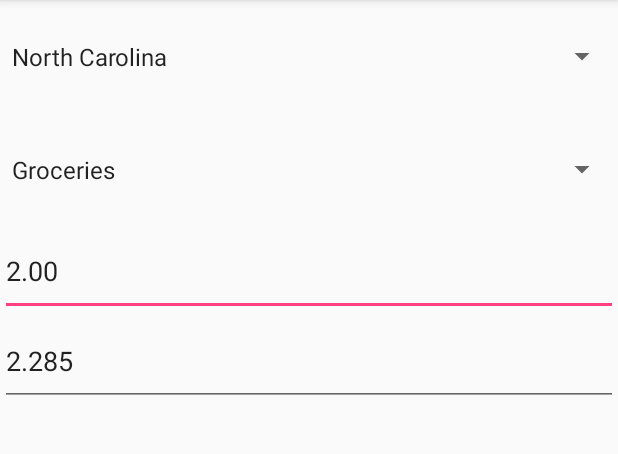
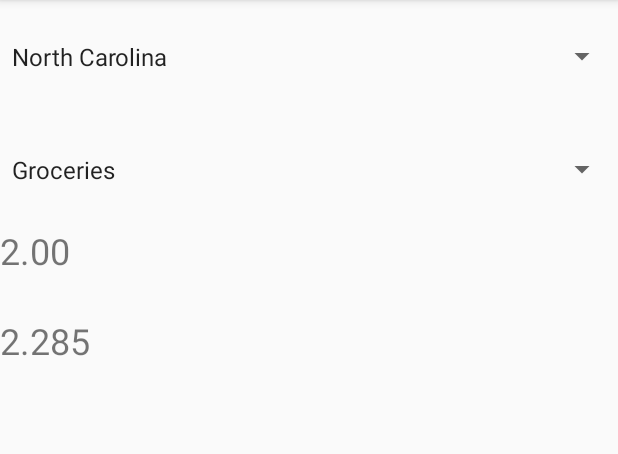
Before and after one commit to IIS-ZPI/ZPI_2018_Dzienni_TEAM_SHADERS, an Android app: the screen it shows after launch (MainActivity), on a phone screen of 412 x 824 dp, the part 84-538 px from its top. Run offline under Robolectric (Android 15) with nearby library versions, the phone set to English and light mode, and no system bars.

Commit message:
Bugs fixed

```diff
--- a/app/src/main/java/com/example/gucio/salestaxapp/MainActivity.java
+++ b/app/src/main/java/com/example/gucio/salestaxapp/MainActivity.java
@@ -1,4 +1,5 @@
 package com.example.gucio.salestaxapp;
+
 import android.support.v7.app.AppCompatActivity;
 import android.os.Bundle;
 import android.view.View;
@@ -20,20 +21,20 @@ import java.util.List;
 
 public class MainActivity extends AppCompatActivity implements AdapterView.OnItemSelectedListener {
 
-    private TextView taxValue,productCategory;
+    private TextView taxValue, productCategory;
     private ExpandableListView state;
     private EditText income;
     SpinnerAdapter spinnerAdapter;
     Spinner expListView;
-    String choosenState = "North Carolina";
+    String choosenState;
+    String category = "";
     List<String> listDataHeader;
     HashMap<String, List<String>> listDataChild;
     TaxCalculation taxCalculation = new TaxCalculation();
     private States states = new States();
     ProducktCategory productCat = new ProducktCategory();
 
-    private void setupApp()
-    {
+    private void setupApp() {
         taxValue = findViewById(R.id.TaxValue);
         // state = findViewById(R.id.State);
         // income = findViewById(R.id.TaxValue);
@@ -87,50 +88,88 @@ public class MainActivity extends AppCompatActivity implements AdapterView.OnIte
         String item = parent.getItemAtPosition(position).toString();
 
         Spinner spinner = (Spinner) parent;
-        if(spinner.getId() == R.id.spinner)
-        {
+        if (spinner.getId() == R.id.spinner) {
             choosenState = item;
             // Showing selected spinner item
+
             Toast.makeText(parent.getContext(), "Selected: " + item, Toast.LENGTH_LONG).show();
-            taxValue.setText(taxCalculation.marginCalculation(item).toString());
 
+            switch (category) {
+                case "Groceries":
+                    if (productCat.checkGroceries(choosenState) != null) {
+                        productCategory.setText(productCat.groceries.get(choosenState).toString());
+                    } else {
+                        productCategory.setText("Not avaliabe");
                     }
-        if(spinner.getId() == R.id.spinner2)
-        {
-            System.out.println(productCat.checkGroceries(choosenState));
-            if(productCat.checkGroceries(choosenState) != null){
-                productCategory.setText(productCat.groceries.get(choosenState).toString());
-            }else if (productCat.checkIntangibles(choosenState) != null){
-                productCategory.setText(productCat.intangibles.get(choosenState).toString());
-            }else if (productCat.checkNonPresciptionDrugs(choosenState) !=null){
+                    break;
+                case "PreparedFood":
+                    if (productCat.checkPreparedFood(choosenState) != null) {
+                        productCategory.setText(productCat.preparedFood.get(choosenState).toString());
+                    } else {
+                        productCategory.setText("Not avaliabe");
+                    }
+                    break;
+                case "Presception Drugs":
+                    if (productCat.checkPresciptionDrugs(choosenState) != null) {
+                        productCategory.setText(productCat.presciptionDrugs.get(choosenState).toString());
+                    } else {
+                        productCategory.setText("Not avaliabe");
+                    }
+                    break;
+                case "NonPresception Drugs":
+                    if (productCat.checkNonPresciptionDrugs(choosenState) != null) {
                         productCategory.setText(productCat.nonPresciptionDrugs.get(choosenState).toString());
-            }else if (productCat.checkPresciptionDrugs(choosenState) != null){
-                productCategory.setText(productCat.presciptionDrugs.get(choosenState).toString());
-            }else if (productCat.checkPreparedFood(choosenState) != null){
-                productCategory.setText(productCat.preparedFood.get(choosenState).toString());
+                    } else {
+                        productCategory.setText("Not avaliabe");
                     }
+                    break;
             }
 
 
+        }
+        if (spinner.getId() == R.id.spinner2) {
+
+            switch (item) {
+                case "Groceries":
+                    if (productCat.checkGroceries(choosenState) != null) {
+                        productCategory.setText(productCat.groceries.get(choosenState).toString());
+                    } else {
+                        productCategory.setText("Not avaliabe");
+                    }
+                    break;
+                case "PreparedFood":
+                    if (productCat.checkPreparedFood(choosenState) != null) {
+                        productCategory.setText(productCat.preparedFood.get(choosenState).toString());
+                    } else {
+                        productCategory.setText("Not avaliabe");
+                    }
+                    break;
+                case "Presception Drugs":
+                    if (productCat.checkPresciptionDrugs(choosenState) != null) {
+                        productCategory.setText(productCat.presciptionDrugs.get(choosenState).toString());
+                    } else {
+                        productCategory.setText("Not avaliabe");
+                    }
+                    break;
+                case "NonPresception Drugs":
+                    if (productCat.checkNonPresciptionDrugs(choosenState) != null) {
+                        productCategory.setText(productCat.nonPresciptionDrugs.get(choosenState).toString());
+                    } else {
+                        productCategory.setText("Not avaliabe");
+                    }
+                    break;
+            }
+
+            category = item;
+        }
+
+
+        taxValue.setText(taxCalculation.marginCalculation(choosenState, category).toString());
 
     }
+
     public void onNothingSelected(AdapterView<?> arg0) {
         // TODO Auto-generated method stub
     }
 
-    private void prepareListData()
-    {
-        listDataHeader = new ArrayList<String>();
-        listDataChild = new HashMap<String, List<String>>();
-
-        // Adding child data
-        listDataHeader.add("States");
-
-        // Adding child data
-
-
-
-       // listDataChild.put(listDataHeader.get(0), listOfStates); // Header, Child data
-
 }
-}
--- a/app/src/main/java/com/example/gucio/salestaxapp/ProducktCategory.java
+++ b/app/src/main/java/com/example/gucio/salestaxapp/ProducktCategory.java
@@ -21,7 +21,6 @@ public class ProducktCategory {
      public ProducktCategory() {
          setGroceries();
          setPreparedFood();
-         setClothing();
          setNonPresciptionDrugs();
          setPresciptionDrugs();
          setIntangibles();
@@ -71,10 +70,6 @@ public class ProducktCategory {
         nonPresciptionDrugs.put("Illinois",new BigDecimal(1).setScale(2,RoundingMode.HALF_EVEN));
     }
 
-    public void setClothing()
-    {
-
-    }
 
     public void setIntangibles()
     {
--- a/app/src/main/java/com/example/gucio/salestaxapp/TaxCalculation.java
+++ b/app/src/main/java/com/example/gucio/salestaxapp/TaxCalculation.java
@@ -10,31 +10,42 @@ class TaxCalculation {
     private ProducktCategory producktCategory = new ProducktCategory();
     private States states = new States();
 
-    public BigDecimal marginCalculation(String stateName)
-    {
+    public BigDecimal marginCalculation(String stateName, String categoryName) {
         baseCost = new BigDecimal(10);
         generalCost = new BigDecimal(12.485);
 
         BigDecimal tax = states.statesList.get(stateName);
 
-        if(producktCategory.checkGroceries(stateName) != null){
-            tax = producktCategory.checkGroceries(stateName);
-            }else if (producktCategory.checkIntangibles(stateName) != null){
-                    tax = producktCategory.checkIntangibles(stateName);
-                }else if (producktCategory.checkNonPresciptionDrugs(stateName) !=null){
-                        tax = producktCategory.checkNonPresciptionDrugs(stateName);
-                    }else if (producktCategory.checkPresciptionDrugs(stateName) != null){
-                            tax = producktCategory.checkPresciptionDrugs(stateName);
-                        }else if (producktCategory.checkPreparedFood(stateName) != null){
-                                tax = producktCategory.checkPreparedFood(stateName);
+        switch (categoryName) {
+            case "Groceries":
+                if (producktCategory.checkGroceries(stateName) != null) {
+                    tax = producktCategory.checkGroceries(stateName);
+                }
+                break;
+            case "PreparedFood":
+                if (producktCategory.checkPreparedFood(stateName) != null) {
+                    tax = producktCategory.checkPreparedFood(stateName);
+                }
+                break;
+            case "Presception Drugs":
+                if (producktCategory.checkPresciptionDrugs(stateName) != null) {
+                    tax = producktCategory.checkPresciptionDrugs(stateName);
+                }
+                break;
+            case "NonPresception Drugs":
+                if (producktCategory.checkNonPresciptionDrugs(stateName) != null) {
+                    tax = producktCategory.checkNonPresciptionDrugs(stateName);
+                }
+                break;
         }
 
-        tax = tax.divide(new BigDecimal(100),2,BigDecimal.ROUND_CEILING);
+
+            tax = tax.divide(new BigDecimal(100), 2, BigDecimal.ROUND_CEILING);
         //System.out.println(tax);
         baseCost = baseCost.add(baseCost.multiply(tax));
         //System.out.println(baseCost);
         BigDecimal profitMargin = generalCost.subtract(baseCost);
-        profitMargin = profitMargin.divide(new BigDecimal(1),4,BigDecimal.ROUND_CEILING);
+        profitMargin = profitMargin.divide(new BigDecimal(1), 4, BigDecimal.ROUND_CEILING);
 
         return profitMargin.stripTrailingZeros();
     }
--- a/app/src/main/res/layout/activity_main.xml
+++ b/app/src/main/res/layout/activity_main.xml
@@ -29,26 +29,25 @@
             android:layout_width="match_parent"
             android:layout_height="60dp">
 
-            <EditText
+            <TextView
                 android:id="@+id/ProductCategory"
-                android:layout_width="match_parent"
-                android:layout_height="match_parent"
-                android:ems="10"
-                android:inputType="textPersonName"
-                android:text="@string/ProductTax" />
+                android:layout_width="wrap_content"
+                android:layout_height="wrap_content"
+                android:text="@string/ProductTax"
+                android:textSize="24sp" />
         </TableRow>
 
         <TableRow
             android:layout_width="match_parent"
             android:layout_height="60dp">
 
-            <EditText
+            <TextView
                 android:id="@+id/TaxValue"
-                android:layout_width="match_parent"
-                android:layout_height="match_parent"
-                android:ems="10"
-                android:inputType="textPersonName"
-                android:text="@string/taxvalue" />
+                android:layout_width="wrap_content"
+                android:layout_height="wrap_content"
+                android:text="@string/taxvalue"
+                android:textSize="24sp" />
+
         </TableRow>
     </LinearLayout>
 </android.support.constraint.ConstraintLayout>
```
Lines whose indentation alone changed are shown as unchanged.
